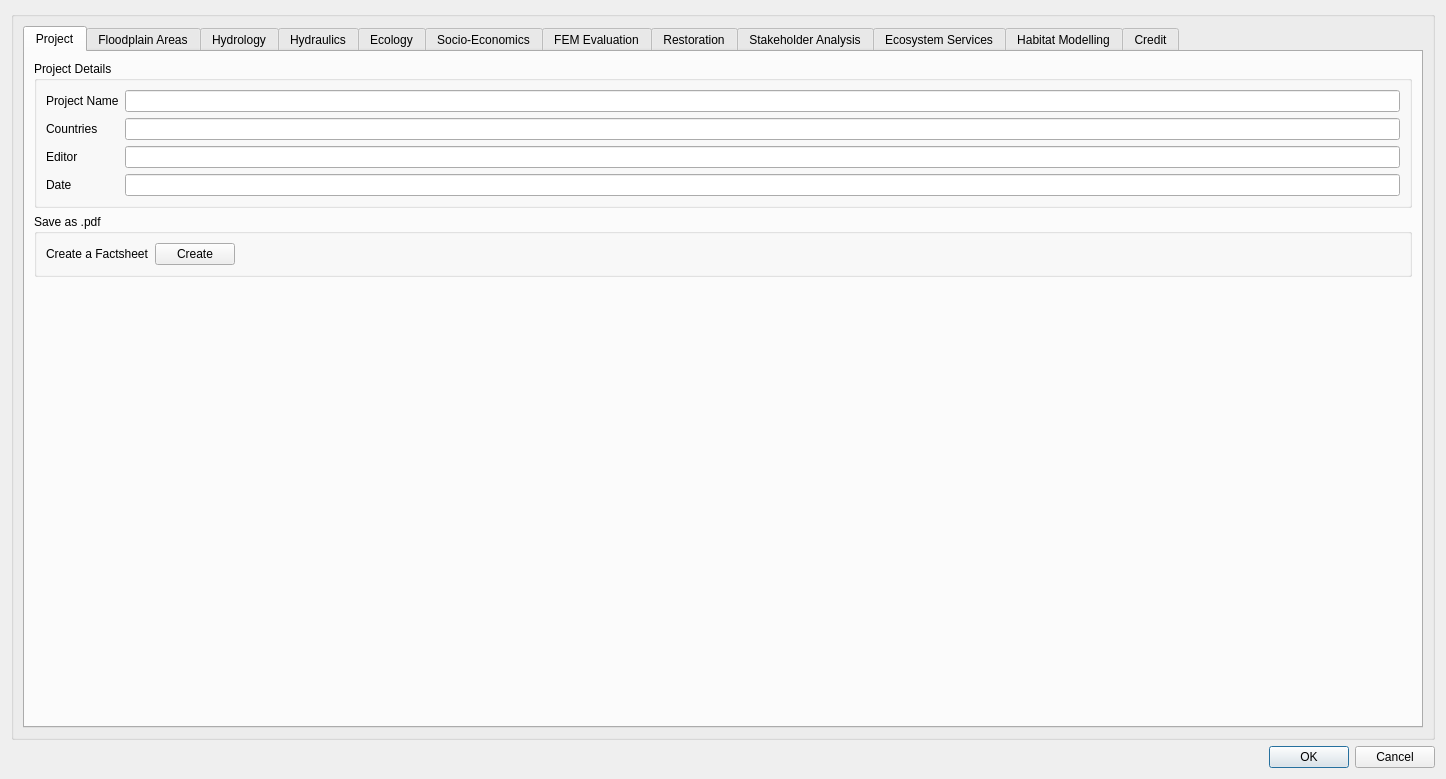
Above: test_plugin_dialog_base.ui from boku-iwa/Floodplain-Evaluation-Matrix-Tool before the change. Below: the same form after it.
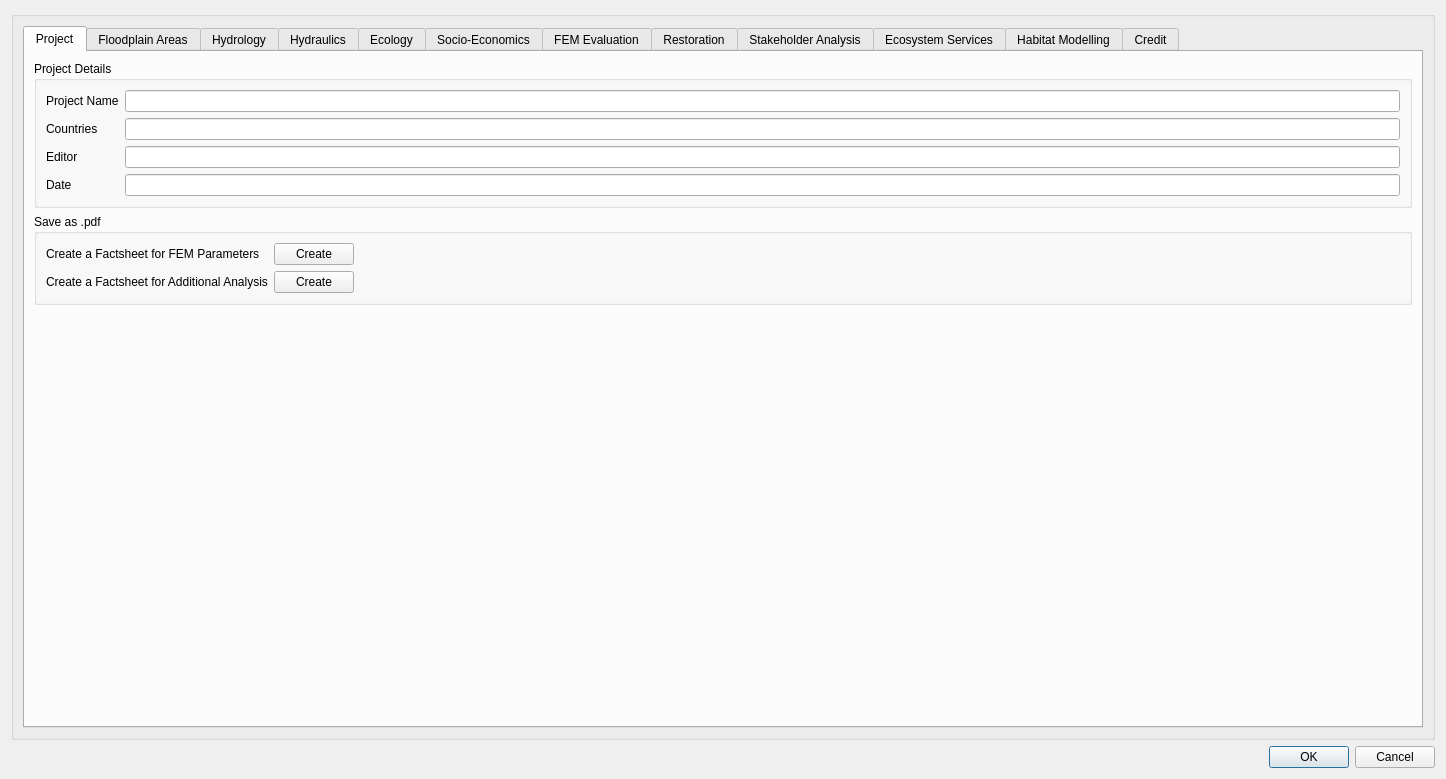
That is the form after the change. Icons and pictures are not drawn. Custom widgets are drawn as their Qt base class.

The edit to the form file:
```diff
--- a/test_plugin_dialog_base.ui
+++ b/test_plugin_dialog_base.ui
@@ -40,7 +40,7 @@
           <string>Project</string>
          </attribute>
          <layout class="QGridLayout" name="gridLayout_7">
-          <item row="0" column="0">
+          <item row="0" column="1">
            <widget class="QGroupBox" name="groupBox_4">
             <property name="title">
              <string>Project Details</string>
@@ -89,23 +89,16 @@
             </layout>
            </widget>
           </item>
-          <item row="2" column="0">
+          <item row="2" column="1">
            <widget class="QGroupBox" name="groupBox_2">
             <property name="title">
              <string>Save as .pdf</string>
             </property>
             <layout class="QGridLayout" name="gridLayout_3">
-             <item row="0" column="1">
-              <widget class="QPushButton" name="pushButton_53">
-               <property name="text">
-                <string>Create</string>
-               </property>
-              </widget>
-             </item>
-             <item row="0" column="0">
+             <item row="1" column="0">
               <widget class="QLabel" name="label_64">
                <property name="text">
-                <string>Create a Factsheet</string>
+                <string>Create a Factsheet for Additional Analysis</string>
                </property>
               </widget>
              </item>
@@ -122,10 +115,31 @@
                </property>
               </spacer>
              </item>
+             <item row="0" column="1">
+              <widget class="QPushButton" name="pushButton_69">
+               <property name="text">
+                <string>Create</string>
+               </property>
+              </widget>
+             </item>
+             <item row="1" column="1">
+              <widget class="QPushButton" name="pushButton_53">
+               <property name="text">
+                <string>Create</string>
+               </property>
+              </widget>
+             </item>
+             <item row="0" column="0">
+              <widget class="QLabel" name="label">
+               <property name="text">
+                <string>Create a Factsheet for FEM Parameters</string>
+               </property>
+              </widget>
+             </item>
             </layout>
            </widget>
           </item>
-          <item row="3" column="0">
+          <item row="3" column="1">
            <spacer name="verticalSpacer_7">
             <property name="orientation">
              <enum>Qt::Vertical</enum>
```
